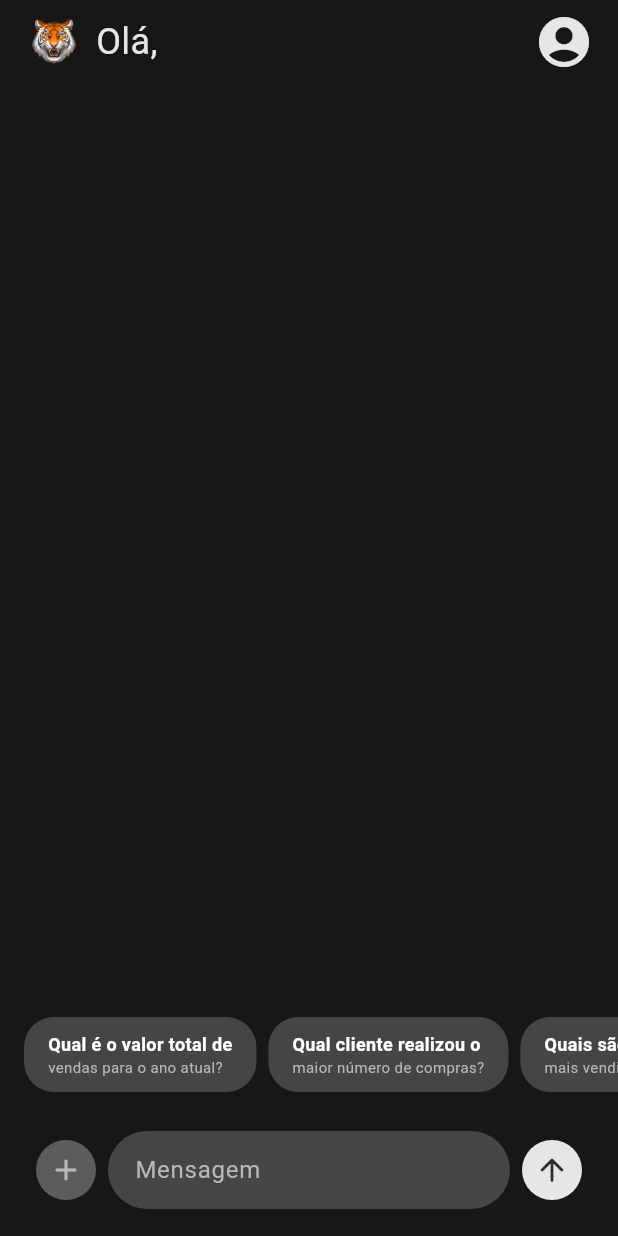
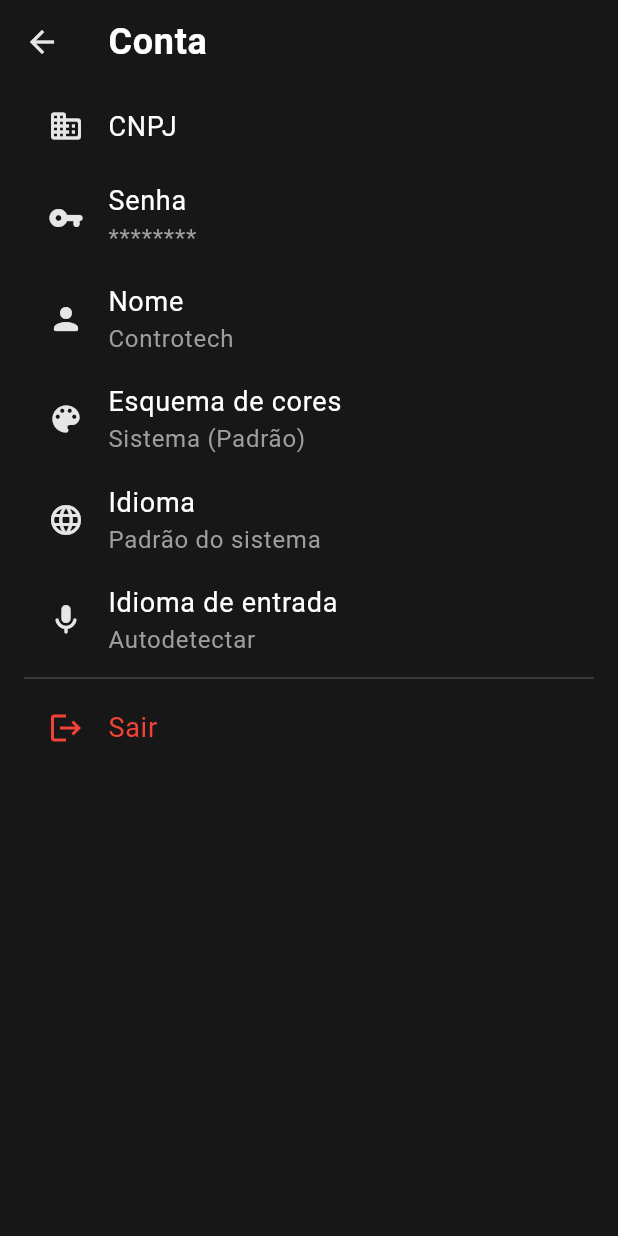
Before and after one commit to Joao-PauloBR/sophos-kodiak, a Flutter app: the MainScreen screen opened directly with empty values, after a tap on the "account circle" icon, after a tap on "Conta", on a phone screen of 412 x 824 dp. Run offline on Flutter 3.47's test engine with Material 3 defaults, Android fonts, the phone set to English and light mode, and no system bars; our stand-ins replace logger.

Commit message:
Sophos Kodiak v0.5

```diff
--- a/lib/screens/login_screen.dart
+++ b/lib/screens/login_screen.dart
@@ -15,6 +15,8 @@ class _LoginScreenState extends State<LoginScreen> {
   final _cnpjController = TextEditingController();
   final _passwordController = TextEditingController();
   bool _isPasswordVisible = false;
+  String? _loggedInCnpj;
+  String? _loggedInPassword;
 
   // Função para formatar o CNPJ enquanto digita
   String _formatCnpj(String value) {
@@ -46,15 +48,17 @@ class _LoginScreenState extends State<LoginScreen> {
     return password.length >= 8;
   }
 
-  // Função para autenticar o usuário
   void _handleLogin() {
     final cnpj = _cnpjController.text;
     final password = _passwordController.text;
 
     if (_isValidCnpj(cnpj) && _isValidPassword(password)) {
-      // Autenticação com parâmetros fixos
       if (cnpj == '12.345.678/0001-90' && password == 'password123') {
         logger.i('Login bem-sucedido com CNPJ: $cnpj');
+        setState(() {
+          _loggedInCnpj = cnpj;
+          _loggedInPassword = password;
+        });
         _askPreferredName();
       } else {
         logger.e('CNPJ ou senha incorretos');
@@ -71,18 +75,18 @@ class _LoginScreenState extends State<LoginScreen> {
     showDialog(
       context: context,
       builder: (context) {
-        final _nameController = TextEditingController();
+        final nameController = TextEditingController();
         return AlertDialog(
           title: const Text('Nome Preferido'),
           content: TextField(
-            controller: _nameController,
+            controller: nameController,
             decoration: const InputDecoration(hintText: 'Digite seu nome preferido'),
           ),
           actions: [
             TextButton(
               onPressed: () {
                 Navigator.of(context).pop();
-                _goToMainScreen(_nameController.text);
+                _goToMainScreen(nameController.text);
               },
               child: const Text('OK'),
             ),
@@ -96,7 +100,7 @@ class _LoginScreenState extends State<LoginScreen> {
   void _goToMainScreen(String userName) {
     Navigator.of(context).pushReplacement(
       MaterialPageRoute(
-        builder: (context) => MainScreen(userName: userName),
+        builder: (context) => MainScreen(userName: userName, cnpj: _loggedInCnpj!, password: _loggedInPassword!),
       ),
     );
   }
--- a/lib/screens/main_screen.dart
+++ b/lib/screens/main_screen.dart
@@ -2,13 +2,17 @@ import 'package:flutter/material.dart';
 import 'package:logger/logger.dart';
 import 'package:http/http.dart' as http;
 import 'dart:convert';
+import 'package:sophos_kodiak/screens/settings_screen.dart';
+import 'package:sophos_kodiak/screens/login_screen.dart'; // Importe a tela de login
 
 final logger = Logger();
 
 class MainScreen extends StatefulWidget {
   final String userName;
+  final String cnpj;
+  final String password;
 
-  const MainScreen({super.key, required this.userName});
+  const MainScreen({required this.userName, required this.cnpj, required this.password, super.key});
 
   @override
   State<MainScreen> createState() => _MainScreenState();
@@ -371,7 +375,18 @@ class _MainScreenState extends State<MainScreen> {
       ),
       child: Column(
         children: [
-          _buildDropdownItem(Icons.person_outline, 'Conta'),
+          _buildDropdownItem(
+            Icons.person_outline,
+            'Conta',
+            onTap: () {
+              Navigator.push(
+                context,
+                MaterialPageRoute(
+                  builder: (context) => SettingsScreen(cnpj: widget.cnpj, password: widget.password),
+                ),
+              );
+            },
+          ),
           _buildDropdownItem(Icons.history, 'Histórico'),
           _buildDropdownItem(Icons.notifications_none, 'Notificações'),
           const Divider(color: Color(0xFF454545), height: 1),
@@ -380,6 +395,13 @@ class _MainScreenState extends State<MainScreen> {
             'Sair',
             textColor: Colors.red,
             iconColor: Colors.red,
+            onTap: () {
+              Navigator.of(context).pushReplacement(
+                MaterialPageRoute(
+                  builder: (context) => const LoginScreen(),
+                ),
+              );
+            },
           ),
         ],
       ),
@@ -391,12 +413,10 @@ class _MainScreenState extends State<MainScreen> {
       String text, {
         Color textColor = Colors.white,
         Color iconColor = Colors.white,
+        VoidCallback? onTap,
       }) {
     return InkWell(
-      onTap: () {
-        logger.d("Clicou em: $text");
-        _toggleDropdown();
-      },
+      onTap: onTap,
       child: Padding(
         padding: const EdgeInsets.symmetric(horizontal: 16, vertical: 12),
         child: Row(
--- a/lib/screens/settings_screen.dart
+++ b/lib/screens/settings_screen.dart
@@ -0,0 +1,126 @@
+import 'package:flutter/material.dart';
+import 'package:sophos_kodiak/screens/login_screen.dart';
+
+class SettingsScreen extends StatefulWidget {
+  final String cnpj;
+  final String password;
+
+  const SettingsScreen({required this.cnpj, required this.password, super.key});
+
+  @override
+  SettingsScreenState createState() => SettingsScreenState();
+}
+
+class SettingsScreenState extends State<SettingsScreen> {
+  bool isPasswordVisible = false;
+
+  @override
+  Widget build(BuildContext context) {
+    return Scaffold(
+      appBar: AppBar(
+        title: const Text('Conta', style: TextStyle(color: Colors.white, fontSize: 24, fontWeight: FontWeight.bold, letterSpacing: 0.5)),
+        backgroundColor: Color(0xFF171717),
+        iconTheme: const IconThemeData(color: Color(0xFFE6E6E6)),
+      ),
+      body: Container(
+        color: Color(0xFF171717),
+        padding: const EdgeInsets.only(left: 16, right: 16),
+        child: Column(
+          crossAxisAlignment: CrossAxisAlignment.start,
+          children: [
+            _buildListTile(
+              context,
+              icon: Icons.business_rounded,
+              title: 'CNPJ',
+              subtitle: widget.cnpj,
+              iconColor: Color(0xFFE6E6E6),
+            ),
+            _buildListTile(
+              context,
+              icon: Icons.vpn_key_rounded,
+              title: 'Senha',
+              subtitle: isPasswordVisible ? widget.password : '********',
+              onTap: () {
+                setState(() {
+                  isPasswordVisible = !isPasswordVisible;
+                });
+              },
+              textColor: Colors.white,
+              iconColor: Color(0xFFE6E6E6),
+            ),
+            _buildListTile(
+              context,
+              icon: Icons.person_rounded,
+              title: 'Nome',
+              subtitle: 'Controtech',
+              iconColor: Color(0xFFE6E6E6),
+            ),
+            _buildListTile(
+              context,
+              icon: Icons.color_lens_rounded,
+              title: 'Esquema de cores',
+              subtitle: 'Sistema (Padrão)',
+              iconColor: Color(0xFFE6E6E6),
+            ),
+            _buildListTile(
+              context,
+              icon: Icons.language_rounded,
+              title: 'Idioma',
+              subtitle: 'Padrão do sistema',
+              iconColor: Color(0xFFE6E6E6),
+            ),
+            _buildListTile(
+              context,
+              icon: Icons.mic_rounded,
+              title: 'Idioma de entrada',
+              subtitle: 'Autodetectar',
+              iconColor: Color(0xFFE6E6E6),
+            ),
+            const Divider(color: Color(0xFF454545), height: 10),
+            _buildListTile(
+              context,
+              icon: Icons.logout,
+              title: 'Sair',
+              onTap: () {
+                Navigator.of(context).pushReplacement(
+                  MaterialPageRoute(
+                    builder: (context) => const LoginScreen(),
+                  ),
+                );
+              },
+              textColor: Colors.red,
+              iconColor: Colors.red,
+            ),
+          ],
+        ),
+      ),
+    );
+  }
+
+  Widget _buildListTile(BuildContext context,
+      {required IconData icon, required String title, String subtitle = '', VoidCallback? onTap, Color textColor = Colors.white, Color iconColor = Colors.white}) {
+    return ListTile(
+      leading: Icon(icon, color: iconColor),
+      title: subtitle.isEmpty
+          ? Text(
+        title,
+        style: TextStyle(color: textColor, fontSize: 18),
+      )
+          : Column(
+        crossAxisAlignment: CrossAxisAlignment.start,
+        children: [
+          Text(
+            title,
+            style: TextStyle(color: textColor, fontSize: 18),
+          ),
+          Text(
+            subtitle,
+            style: const TextStyle(color: Colors.grey),
+          ),
+        ],
+      ),
+      onTap: onTap,
+      contentPadding: const EdgeInsets.symmetric(horizontal: 16.0),
+    );
+  }
+}
```
